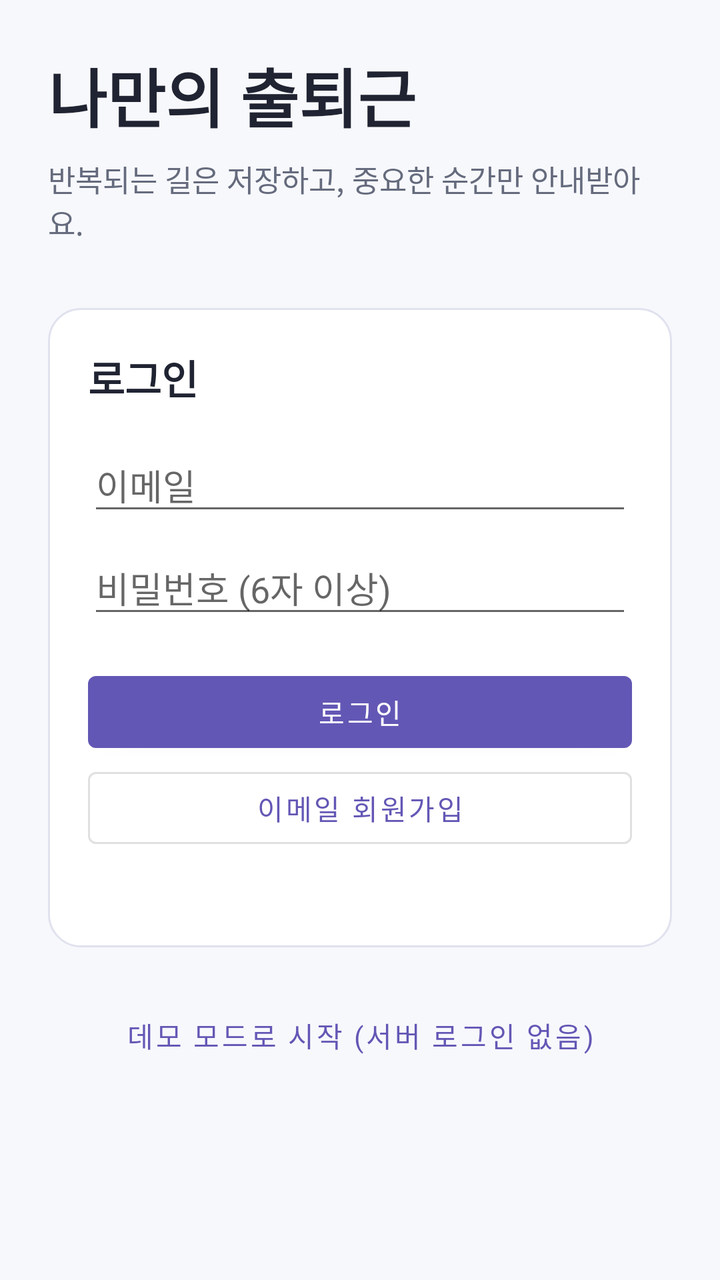
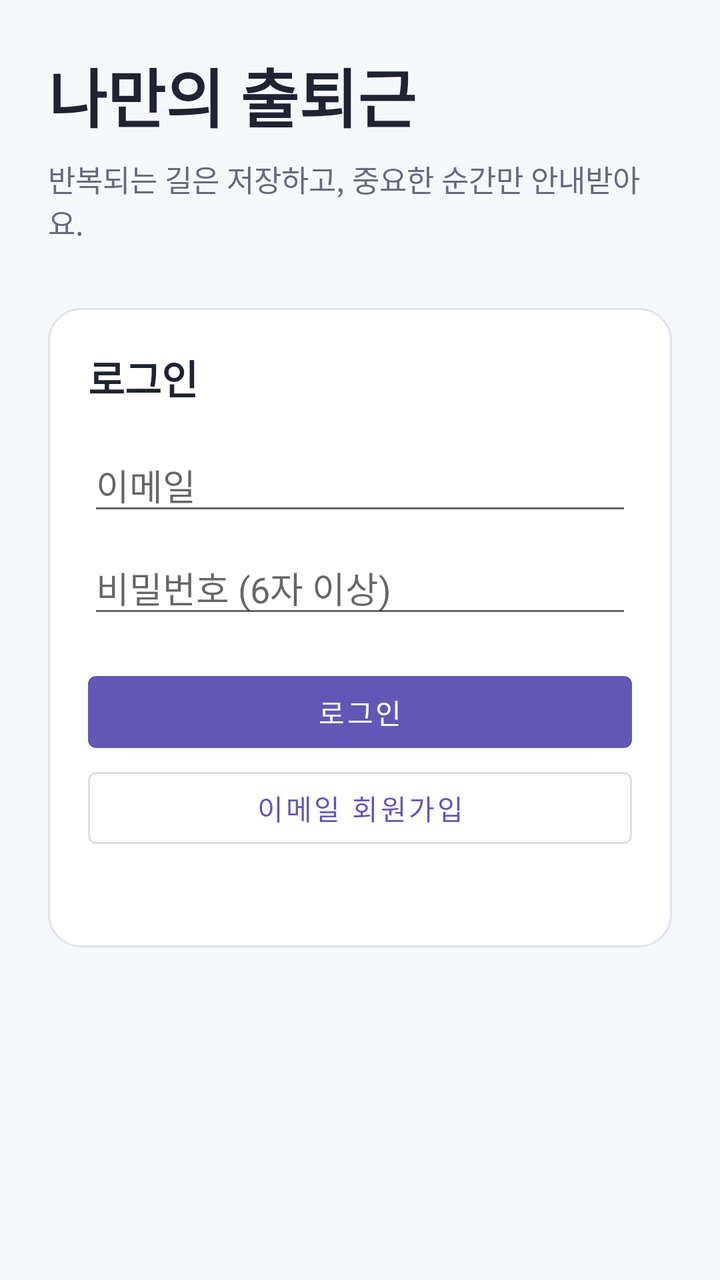

An Android layout rendered at two revisions. The XML below is the earlier revision; the diff shows what the commit changed to produce the second picture.
<!-- AndroidManifest.xml: application theme Theme.MyCommute -->
<!-- res/layout/activity_login.xml -->
<?xml version="1.0" encoding="utf-8"?>
<ScrollView xmlns:android="http://schemas.android.com/apk/res/android"
    android:layout_width="match_parent" android:layout_height="match_parent"
    android:fillViewport="true" android:padding="24dp">
    <LinearLayout android:layout_width="match_parent" android:layout_height="wrap_content"
        android:layout_gravity="center" android:orientation="vertical">
        <TextView android:layout_width="match_parent" android:layout_height="wrap_content"
            android:text="나만의 출퇴근" android:textColor="@color/text_primary" android:textStyle="bold" android:textSize="32sp"/>
        <TextView android:layout_width="match_parent" android:layout_height="wrap_content"
            android:layout_marginTop="8dp" android:text="반복되는 길은 저장하고, 중요한 순간만 안내받아요."
            android:textColor="@color/text_secondary" android:textSize="15sp" />
        <LinearLayout android:layout_width="match_parent" android:layout_height="wrap_content"
            android:layout_marginTop="32dp" android:background="@drawable/bg_card"
            android:padding="20dp" android:orientation="vertical">
            <TextView style="@style/Text.Section" android:layout_width="match_parent" android:layout_height="wrap_content" android:text="로그인"/>
            <EditText android:id="@+id/inputEmail" android:layout_width="match_parent" android:layout_height="wrap_content"
                android:layout_marginTop="16dp" android:hint="이메일" android:inputType="textEmailAddress" android:singleLine="true"/>
            <EditText android:id="@+id/inputPassword" android:layout_width="match_parent" android:layout_height="wrap_content"
                android:layout_marginTop="8dp" android:hint="비밀번호 (6자 이상)" android:inputType="textPassword" android:singleLine="true"/>
            <com.google.android.material.button.MaterialButton android:id="@+id/btnLogin" android:layout_width="match_parent"
                android:layout_height="wrap_content" android:layout_marginTop="18dp" android:text="로그인"/>
            <com.google.android.material.button.MaterialButton android:id="@+id/btnRegister" android:layout_width="match_parent"
                android:layout_height="wrap_content" style="@style/Widget.MaterialComponents.Button.OutlinedButton" android:text="이메일 회원가입"/>
            <TextView android:id="@+id/textAuthStatus" android:layout_width="match_parent" android:layout_height="wrap_content"
                android:layout_marginTop="8dp" android:textColor="@color/text_secondary" android:textSize="13sp"/>
        </LinearLayout>
        <com.google.android.material.button.MaterialButton android:id="@+id/btnDemo" android:layout_width="match_parent"
            android:layout_height="wrap_content" android:layout_marginTop="20dp" android:text="데모 모드로 시작 (서버 로그인 없음)"
            style="@style/Widget.MaterialComponents.Button.TextButton"/>
    </LinearLayout>
</ScrollView>
<!-- resources referenced by this layout -->
<resources>
  <color name="text_primary">#202331</color>
  <color name="text_secondary">#656B7D</color>
  <!-- drawable bg_card (drawable) -->
  <shape xmlns:android="http://schemas.android.com/apk/res/android">
      <solid android:color="@color/surface" />
      <corners android:radius="16dp" />
      <stroke android:width="1dp" android:color="@color/border" />
  </shape>
  <style name="Text.Section" parent="">
          <item name="android:textSize">20sp</item>
          <item name="android:textStyle">bold</item>
          <item name="android:textColor">@color/text_primary</item>
      </style>
  <style name="Theme.MyCommute" parent="Theme.MaterialComponents.DayNight.NoActionBar">
          <item name="colorPrimary">@color/primary</item>
          <item name="colorPrimaryVariant">@color/primary_dark</item>
          <item name="colorOnPrimary">@android:color/white</item>
          <item name="android:statusBarColor">@color/primary_dark</item>
          <item name="android:navigationBarColor">@color/background</item>
          <item name="android:windowBackground">@color/background</item>
          <item name="fontFamily">sans</item>
      </style>
  <color name="surface">#FFFFFF</color>
  <color name="border">#E0E2EE</color>
  <color name="primary">#6357B5</color>
  <color name="primary_dark">#42368E</color>
  <color name="background">#F7F8FC</color>
</resources>

<!-- the commit's change to res/layout/activity_login.xml (unified diff, before → after) -->
@@ -24,8 +24,5 @@
             <TextView android:id="@+id/textAuthStatus" android:layout_width="match_parent" android:layout_height="wrap_content"
                 android:layout_marginTop="8dp" android:textColor="@color/text_secondary" android:textSize="13sp"/>
         </LinearLayout>
-        <com.google.android.material.button.MaterialButton android:id="@+id/btnDemo" android:layout_width="match_parent"
-            android:layout_height="wrap_content" android:layout_marginTop="20dp" android:text="데모 모드로 시작 (서버 로그인 없음)"
-            style="@style/Widget.MaterialComponents.Button.TextButton"/>
     </LinearLayout>
 </ScrollView>
